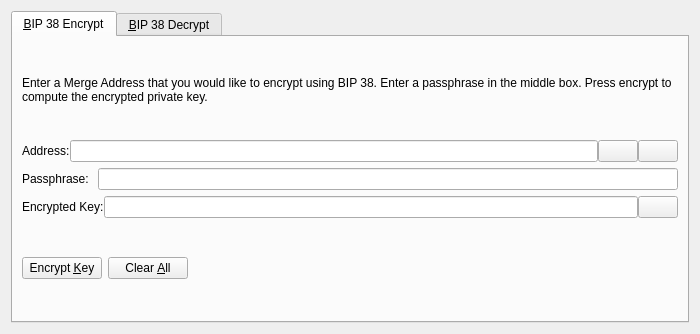
This is src/qt/forms/bip38tooldialog.ui in pointstablecoin/point as Qt 5 draws it before an edit. The edited form follows.
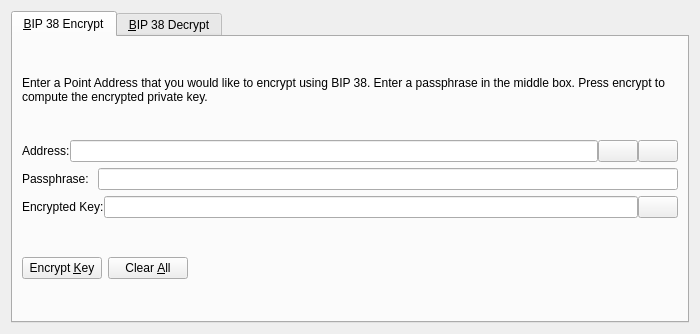
This is the edited form. The open tabs and pages were chosen to show the change. Icons and pictures are not drawn. Custom widgets are drawn as their Qt base class.

```diff
--- a/src/qt/forms/bip38tooldialog.ui
+++ b/src/qt/forms/bip38tooldialog.ui
@@ -30,7 +30,7 @@
        <item>
         <widget class="QLabel" name="infoLabel_ENC">
          <property name="text">
-          <string>Enter a Merge Address that you would like to encrypt using BIP 38. Enter a passphrase in the middle box. Press encrypt to compute the encrypted private key.</string>
+          <string>Enter a Point Address that you would like to encrypt using BIP 38. Enter a passphrase in the middle box. Press encrypt to compute the encrypted private key.</string>
          </property>
          <property name="textFormat">
           <enum>Qt::PlainText</enum>
```
Left out of the diff: 4 changed lines with no effect on the pictures.
